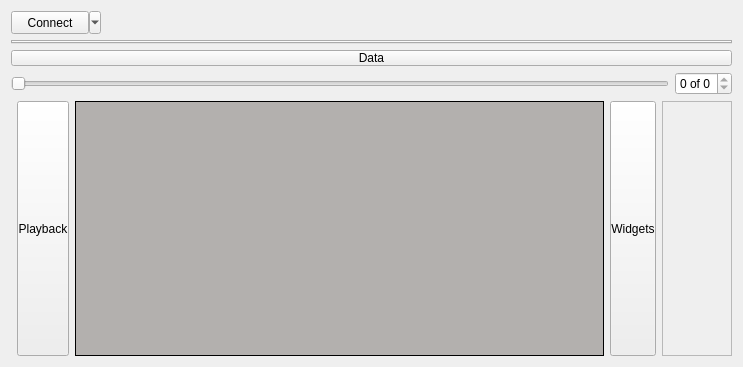
Qt form src/LorrisAnalyzer/lorrisanalyzer.ui (Tasssadar/Lorris) before a commit.
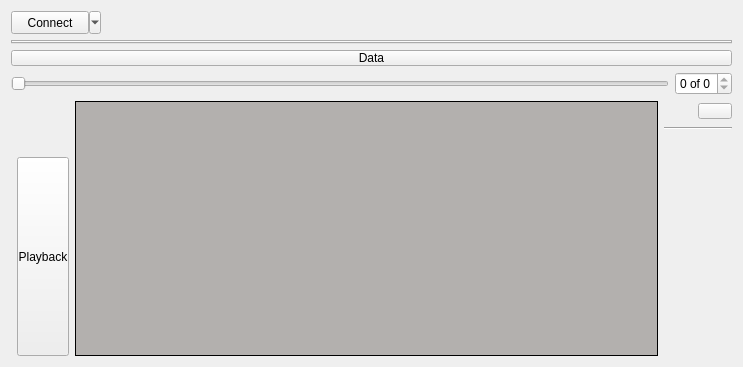
The same form after that commit. Icons and pictures are not drawn. Custom widgets are drawn as their Qt base class.

Commit message: [759] Analyzer: add more action buttons along WidgetArea's sides

What changed in the file:
```diff
--- a/src/LorrisAnalyzer/lorrisanalyzer.ui
+++ b/src/LorrisAnalyzer/lorrisanalyzer.ui
@@ -159,7 +159,7 @@
     </layout>
    </item>
    <item>
-    <layout class="QHBoxLayout" name="bottomHLayout" stretch="0,0,1,0,0">
+    <layout class="QHBoxLayout" name="bottomHLayout" stretch="0,0,1,0">
      <item>
       <widget class="Playback" name="playFrame">
        <property name="minimumSize">
@@ -177,6 +177,66 @@
       </widget>
      </item>
      <item>
+      <layout class="QVBoxLayout" name="playbackLayout">
+       <item>
+        <widget class="QPushButton" name="playBtn">
+         <property name="sizePolicy">
+          <sizepolicy hsizetype="Fixed" vsizetype="Fixed">
+           <horstretch>0</horstretch>
+           <verstretch>0</verstretch>
+          </sizepolicy>
+         </property>
+         <property name="text">
+          <string/>
+         </property>
+         <property name="icon">
+          <iconset resource="../actions.qrc">
+           <normaloff>:/actions/start</normaloff>:/actions/start</iconset>
+         </property>
+         <property name="iconSize">
+          <size>
+           <width>24</width>
+           <height>24</height>
+          </size>
+         </property>
+         <property name="flat">
+          <bool>true</bool>
+         </property>
+         <property name="rotation" stdset="0">
+          <UInt>1</UInt>
+         </property>
+        </widget>
+       </item>
+       <item>
+        <widget class="QPushButton" name="stopBtn">
+         <property name="sizePolicy">
+          <sizepolicy hsizetype="Fixed" vsizetype="Fixed">
+           <horstretch>0</horstretch>
+           <verstretch>0</verstretch>
+          </sizepolicy>
+         </property>
+         <property name="text">
+          <string/>
+         </property>
+         <property name="icon">
+          <iconset resource="../actions.qrc">
+           <normaloff>:/actions/stop</normaloff>:/actions/stop</iconset>
+         </property>
+         <property name="iconSize">
+          <size>
+           <width>24</width>
+           <height>24</height>
+          </size>
+         </property>
+         <property name="flat">
+          <bool>true</bool>
+         </property>
+         <property name="rotation" stdset="0">
+          <UInt>1</UInt>
+         </property>
+        </widget>
+       </item>
+       <item>
       <widget class="RotateButton" name="collapseLeft">
        <property name="sizePolicy">
         <sizepolicy hsizetype="Fixed" vsizetype="Minimum">
@@ -198,6 +258,8 @@
        </property>
       </widget>
      </item>
+      </layout>
+     </item>
      <item>
       <widget class="WidgetArea" name="dataArea">
        <property name="sizePolicy">
@@ -285,9 +347,29 @@
       </widget>
      </item>
      <item>
-      <widget class="RotateButton" name="collapseRight">
+      <layout class="QVBoxLayout" name="widgetButtonsLayout">
+       <item>
+        <layout class="QHBoxLayout" name="horizontalLayout_22">
+         <property name="spacing">
+          <number>0</number>
+         </property>
+         <item>
+          <spacer name="horizontalSpacer_3">
+           <property name="orientation">
+            <enum>Qt::Horizontal</enum>
+           </property>
+           <property name="sizeHint" stdset="0">
+            <size>
+             <width>0</width>
+             <height>20</height>
+            </size>
+           </property>
+          </spacer>
+         </item>
+         <item>
+          <widget class="QPushButton" name="collapseRight">
        <property name="sizePolicy">
-        <sizepolicy hsizetype="Fixed" vsizetype="Expanding">
+            <sizepolicy hsizetype="Fixed" vsizetype="Fixed">
          <horstretch>0</horstretch>
          <verstretch>0</verstretch>
         </sizepolicy>
@@ -296,30 +378,70 @@
         <string notr="true">padding: 0px</string>
        </property>
        <property name="text">
-        <string>Widgets</string>
+            <string/>
+           </property>
+           <property name="icon">
+            <iconset resource="../icons.qrc">
+             <normaloff>:/icons/arrow-left</normaloff>:/icons/arrow-left</iconset>
+           </property>
+           <property name="iconSize">
+            <size>
+             <width>24</width>
+             <height>24</height>
+            </size>
        </property>
        <property name="flat">
         <bool>false</bool>
        </property>
       </widget>
      </item>
+        </layout>
+       </item>
      <item>
-      <layout class="QVBoxLayout" name="verticalLayout" stretch="0">
+        <widget class="Line" name="line">
+         <property name="orientation">
+          <enum>Qt::Horizontal</enum>
+         </property>
+        </widget>
+       </item>
+       <item>
+        <layout class="QVBoxLayout" name="tinyAddBtnLayout">
+         <property name="spacing">
+          <number>0</number>
+         </property>
        <item>
         <widget class="QScrollArea" name="widgetsScrollArea">
+           <property name="sizePolicy">
+            <sizepolicy hsizetype="Fixed" vsizetype="Expanding">
+             <horstretch>0</horstretch>
+             <verstretch>0</verstretch>
+            </sizepolicy>
+           </property>
+           <property name="frameShape">
+            <enum>QFrame::NoFrame</enum>
+           </property>
+           <property name="frameShadow">
+            <enum>QFrame::Plain</enum>
+           </property>
+           <property name="lineWidth">
+            <number>0</number>
+           </property>
          <property name="horizontalScrollBarPolicy">
           <enum>Qt::ScrollBarAlwaysOff</enum>
          </property>
          <property name="widgetResizable">
           <bool>true</bool>
          </property>
+           <property name="alignment">
+            <set>Qt::AlignCenter</set>
+           </property>
          <widget class="QWidget" name="scrollAreaWidgetContents">
           <property name="geometry">
            <rect>
             <x>0</x>
             <y>0</y>
             <width>90</width>
-            <height>249</height>
+              <height>204</height>
            </rect>
           </property>
          </widget>
@@ -330,6 +452,8 @@
     </layout>
    </item>
   </layout>
+   </item>
+  </layout>
  </widget>
  <customwidgets>
   <customwidget>
```
Left out of the diff: 8 changed lines with no effect on the pictures. Lines whose indentation alone changed are shown as unchanged. The commit also changes 17 other files.
